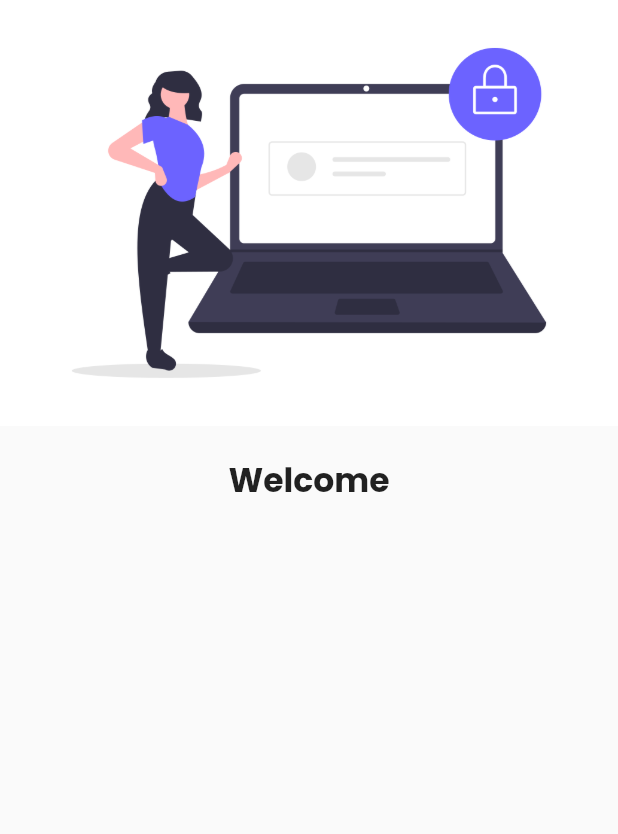
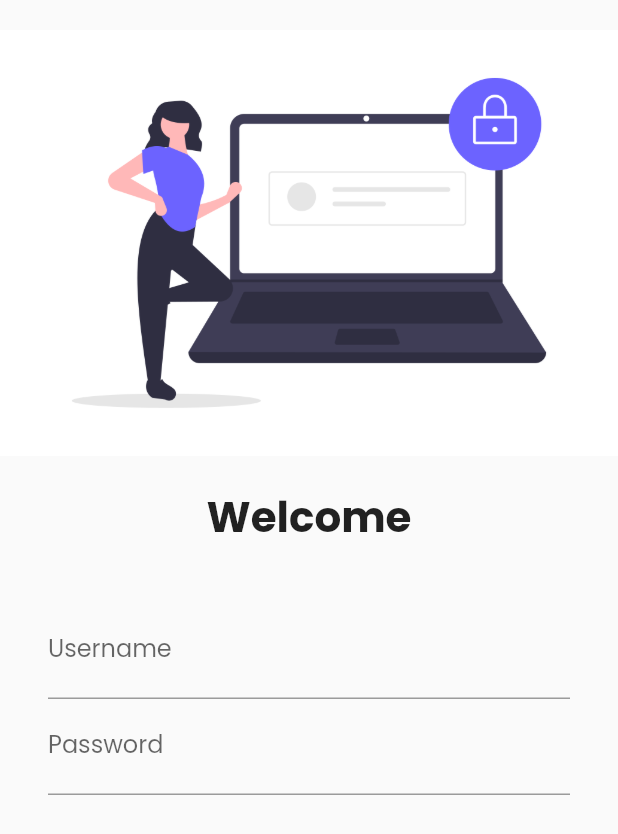
Before and after one commit to subeeshsudhakaran/LearnFlutter, a Flutter app: the screen it shows after launch, on a phone screen of 412 x 824 dp. Shown: the top 834 px of the screen. Run offline on Flutter 3.47's test engine with Material 2 defaults, Android fonts, the phone set to English and light mode, and no system bars; our stand-ins replace google_fonts.

Commit message:
Learned Sized box, Padding,TextFormInout,Decoration, hintText, labeltext, obsecureText

```diff
--- a/my_app/lib/screens/login.dart
+++ b/my_app/lib/screens/login.dart
@@ -6,6 +6,9 @@ class Login extends StatelessWidget {
     return Material(
       child: Column(
         children: [
+          const SizedBox(
+            height: 20.0,
+          ),
           Image.asset(
             "assets/images/logIn.png",
             fit: BoxFit.cover,
@@ -16,8 +19,32 @@ class Login extends StatelessWidget {
           const Text(
             "Welcome",
             style: TextStyle(
-              fontSize: 22,
+              fontSize: 28,
               fontWeight: FontWeight.bold,
+            ),
+          ),
+          const SizedBox(
+            height: 20.0,
+          ),
+          Padding(
+            padding:
+                const EdgeInsets.symmetric(vertical: 16.0, horizontal: 32.0),
+            child: Column(
+              children: [
+                TextFormField(
+                  decoration: const InputDecoration(
+                    hintText: "Enter Username",
+                    labelText: "Username",
+                  ),
+                ),
+                TextFormField(
+                  obscureText: true,
+                  decoration: const InputDecoration(
+                    hintText: "Enter Password",
+                    labelText: "Password",
+                  ),
+                )
+              ],
             ),
           ),
           const SizedBox(
```
